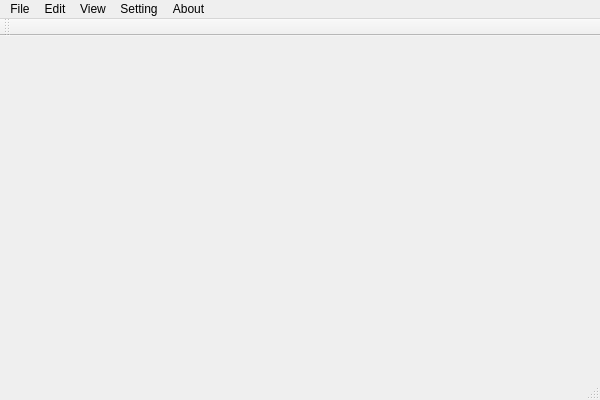
The window that ScatterPointGlyph/scatter_point_glyph.ui (Edgar324/ScatterPointGlyph) describes before a commit, drawn with Qt 5.
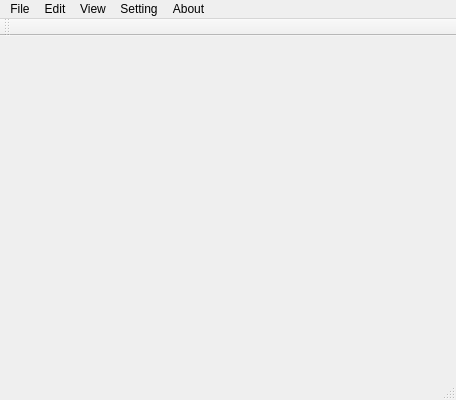
The same window after the commit.

```diff
--- a/ScatterPointGlyph/scatter_point_glyph.ui
+++ b/ScatterPointGlyph/scatter_point_glyph.ui
@@ -6,7 +6,7 @@
    <rect>
     <x>0</x>
     <y>0</y>
-    <width>600</width>
+    <width>456</width>
     <height>400</height>
    </rect>
   </property>
@@ -19,7 +19,7 @@
     <rect>
      <x>0</x>
      <y>0</y>
-     <width>600</width>
+     <width>456</width>
      <height>23</height>
     </rect>
    </property>
```
Left out of the diff: 1 changed line with no effect on the pictures.
